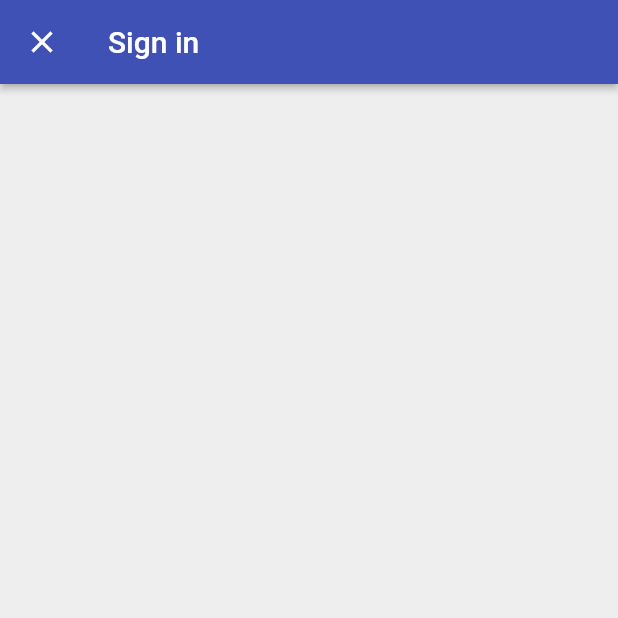
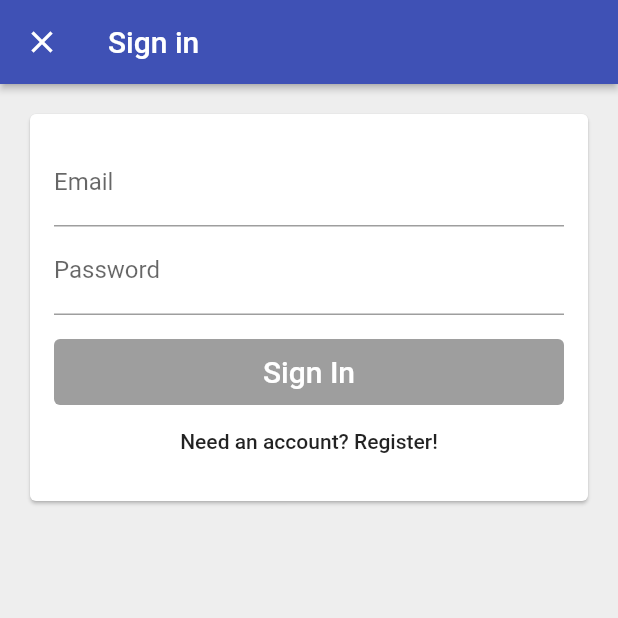
Before and after one commit to feharaujo/time_tracker_flutter, a Flutter app: the screen it shows after launch, after a tap on "Sign in with email", on a phone screen of 412 x 824 dp, the top half of it. Run offline on Flutter 3.47's test engine with Material 2 defaults, Android fonts, the phone set to English and light mode, and no system bars; our stand-ins replace firebase_auth, google_sign_in; missing offline and left inert: flutter_facebook_login; accounts and stored records are empty.

Commit message:
Auth (login and sign up)

```diff
--- /dev/null
+++ b/lib/app/sign_in/email_sign_in_form.dart
@@ -0,0 +1,171 @@
+import 'dart:io';
+
+import 'package:flutter/material.dart';
+import 'package:time_tracker_flutter_course/app/sign_in/validators.dart';
+import 'package:time_tracker_flutter_course/app/strings.dart';
+import 'package:time_tracker_flutter_course/common_widgets/form_submit_button.dart';
+import 'package:time_tracker_flutter_course/common_widgets/platform_alert_dialog.dart';
+import 'package:time_tracker_flutter_course/services/Auth.dart';
+
+enum EmailSignInFormType { signIn, register }
+
+class EmailSignInForm extends StatefulWidget with EmailAndPasswordValidators {
+  final AuthBase auth;
+
+  EmailSignInForm({@required this.auth});
+
+  @override
+  _EmailSignInFormState createState() => _EmailSignInFormState();
+}
+
+class _EmailSignInFormState extends State<EmailSignInForm> {
+  final _emailController = TextEditingController();
+  final _passwordController = TextEditingController();
+  final _emailFocusNode = FocusNode();
+  final _passwordFocusNode = FocusNode();
+
+  String get _email => _emailController.text;
+
+  String get _password => _passwordController.text;
+  var _formType = EmailSignInFormType.signIn;
+  bool _submitted = false;
+  bool _isLoading = false;
+
+  @override
+  Widget build(BuildContext context) {
+    return Padding(
+      padding: const EdgeInsets.all(16.0),
+      child: Column(
+        crossAxisAlignment: CrossAxisAlignment.stretch,
+        key: Key("main"),
+        mainAxisSize: MainAxisSize.min,
+        children: _buildChildren(),
+      ),
+    );
+  }
+
+  List<Widget> _buildChildren() {
+    final primaryText =
+        _formType == EmailSignInFormType.signIn ? BTN_SIGN_IN : BTN_REGISTER;
+    final secondaryText = _formType == EmailSignInFormType.signIn
+        ? BTN_SEC_REGISTER
+        : BTN_SEC_SIGN_IN;
+
+    bool submitButtonEnabled = widget.emailValidator.isValid(_email) &&
+        widget.passwordValidator.isValid(_password) &&
+        !_isLoading;
+
+    return [
+      _buildEmailTextField(),
+      _buildPasswordTextField(),
+      SizedBox(
+        height: 16,
+      ),
+      FormSubmitButton(
+        text: primaryText,
+        onPressed: submitButtonEnabled ? _submitForm : null,
+      ),
+      FlatButton(
+        child: Text(secondaryText),
+        onPressed: !_isLoading ? _toggleFormType : null,
+      )
+    ];
+  }
+
+  Widget _buildEmailTextField() {
+    bool showErrorText = _submitted && !widget.emailValidator.isValid(_email);
+
+    return TextField(
+      controller: _emailController,
+      focusNode: _emailFocusNode,
+      onEditingComplete: _emailEditingComplete,
+      autocorrect: false,
+      onChanged: (email) => _updateState(),
+      keyboardType: TextInputType.emailAddress,
+      textInputAction: TextInputAction.next,
+      decoration: InputDecoration(
+          labelText: "Email",
+          hintText: "test@test.com",
+          enabled: _isLoading == false,
+          errorText: showErrorText ? widget.invalidEmailErrorText : null),
+    );
+  }
+
+  Widget _buildPasswordTextField() {
+    bool showErrorText =
+        _submitted && !widget.passwordValidator.isValid(_password);
+
+    return TextField(
+      controller: _passwordController,
+      focusNode: _passwordFocusNode,
+      decoration: InputDecoration(
+          labelText: "Password",
+          enabled: _isLoading == false,
+          errorText: showErrorText ? widget.invalidPasswordErrorText : null),
+      textInputAction: TextInputAction.done,
+      onChanged: (passwd) => _updateState(),
+      obscureText: true,
+    );
+  }
+
+  void _submitForm() async {
+    print("submitted call");
+
+    setState(() {
+      _submitted = true;
+      _isLoading = true;
+    });
+
+    try {
+      // simulate slow network
+      //await Future.delayed(Duration(seconds: 3));
+
+      if (_formType == EmailSignInFormType.signIn) {
+        await widget.auth.signInWithEmailAndPassword(_email, _password);
+      } else {
+        await widget.auth.createUserWithEmailAndPassword(_email, _password);
+      }
+
+      Navigator.of(context).pop();
+    } catch (ex) {
+      print(ex.toString());
+
+      PlatformAlertDialog(
+        title: "Sign in failed",
+        content: ex.toString(),
+        defaultActionText: "OK",
+      ).show(context);
+
+    } finally {
+      setState(() {
+        _isLoading = false;
+      });
+    }
+  }
+
+  void _toggleFormType() {
+    setState(() {
+      _submitted = false;
+      _formType = _formType == EmailSignInFormType.signIn
+          ? EmailSignInFormType.register
+          : EmailSignInFormType.signIn;
+    });
+
+    _emailController.clear();
+    _passwordController.clear();
+  }
+
+  void _emailEditingComplete() {
+    final newFocus = widget.emailValidator.isValid(_email)
+        ? _passwordFocusNode
+        : _emailFocusNode;
+
+    FocusScope.of(context).requestFocus(newFocus);
+  }
+
+  void _updateState() {
+    setState(() {
+      // do nothing
+    });
+  }
+}
--- a/lib/app/sign_in/email_sign_page.dart
+++ b/lib/app/sign_in/email_sign_page.dart
@@ -1,6 +1,12 @@
 import 'package:flutter/material.dart';
+import 'package:time_tracker_flutter_course/app/sign_in/email_sign_in_form.dart';
+import 'package:time_tracker_flutter_course/services/Auth.dart';
 
 class EmailSignInPage extends StatelessWidget {
+
+  final AuthBase auth;
+
+  EmailSignInPage({@required this.auth});
 
   @override
   Widget build(BuildContext context) {
@@ -9,12 +15,14 @@ class EmailSignInPage extends StatelessWidget {
         title: Text('Sign in'),
         elevation: 2.0,
       ),
-      body: _buildContent(context),
+      body: SingleChildScrollView(
+        child: Padding(
+          child: Card(child: EmailSignInForm(auth: auth,)),
+          padding: EdgeInsets.all(16.0),
+        ),
+      ),
       backgroundColor: Colors.grey[200],
     );
   }
 
-  Widget _buildContent(BuildContext context) {
-    return Container();
-  }
 }
--- a/lib/app/sign_in/sign_in_page.dart
+++ b/lib/app/sign_in/sign_in_page.dart
@@ -42,7 +42,7 @@ class SignInPage extends StatelessWidget {
     Navigator.of(context).push(
       MaterialPageRoute<void>(
         fullscreenDialog: true,
-        builder: (context) => EmailSignInPage()
+        builder: (context) => EmailSignInPage(auth: auth,)
       )
     );
   }
--- /dev/null
+++ b/lib/app/sign_in/validators.dart
@@ -0,0 +1,24 @@
+
+abstract class StringValidator {
+
+  bool isValid(String value);
+
+}
+
+class NonEmptyStringValidator implements StringValidator {
+
+  @override
+  bool isValid(String value) {
+    return value.isNotEmpty;
+  }
+
+}
+
+class EmailAndPasswordValidators {
+
+  final StringValidator emailValidator = NonEmptyStringValidator();
+  final StringValidator passwordValidator = NonEmptyStringValidator();
+  final String invalidEmailErrorText = 'Email can\'t be empty';
+  final String invalidPasswordErrorText = 'Password can\'t be empty';
+
+}
--- /dev/null
+++ b/lib/app/strings.dart
@@ -0,0 +1,5 @@
+const BTN_SIGN_IN = "Sign In";
+const BTN_REGISTER = "Register";
+
+const BTN_SEC_REGISTER = "Need an account? Register!";
+const BTN_SEC_SIGN_IN = "Have an account? Sign in!";
--- /dev/null
+++ b/lib/common_widgets/form_submit_button.dart
@@ -0,0 +1,16 @@
+import 'package:flutter/cupertino.dart';
+import 'package:flutter/material.dart';
+import 'package:time_tracker_flutter_course/common_widgets/custom_raised_button.dart';
+
+class FormSubmitButton extends CustomRaisedButton {
+  FormSubmitButton({@required String text, VoidCallback onPressed})
+      : super(
+            child: Text(
+              text,
+              style: TextStyle(color: Colors.white, fontSize: 20.0),
+            ),
+            height: 44.0,
+            color: Colors.indigo,
+            borderRadius: 4.0,
+            onPressed: onPressed);
+}
--- /dev/null
+++ b/lib/common_widgets/platform_alert_dialog.dart
@@ -0,0 +1,82 @@
+import 'dart:io';
+
+import 'package:flutter/cupertino.dart';
+import 'package:flutter/material.dart';
+import 'package:time_tracker_flutter_course/common_widgets/platform_widget.dart';
+
+class PlatformAlertDialog extends PlatformWidget {
+  final String title;
+  final String content;
+  final String defaultActionText;
+
+  PlatformAlertDialog({
+    @required this.title,
+    @required this.content,
+    @required this.defaultActionText,
+  })  : assert(title != null),
+        assert(content != null),
+        assert(defaultActionText != null);
+
+  Future<bool> show(BuildContext context) async {
+    return Platform.isIOS
+        ? await showCupertinoDialog<bool>(
+            context: context,
+            builder: (context) => this,
+          )
+        : await showDialog<bool>(
+            context: context,
+            barrierDismissible: false,
+            builder: (context) => this,
+          );
+  }
+
+  @override
+  Widget buildCupertinoWidget(BuildContext context) {
+    return CupertinoAlertDialog(
+      title: Text(title),
+      content: Text(content),
+      actions: _buildActions(context),
+    );
+  }
+
+  @override
+  Widget buildMaterialWidget(BuildContext context) {
+    return AlertDialog(
+      title: Text(title),
+      content: Text(content),
+      actions: _buildActions(context),
+    );
+  }
+
+  List<Widget> _buildActions(BuildContext context) {
+    return [
+      PlatformAlertDialogAction(
+        child: Text(defaultActionText),
+        onPressed: () => Navigator.of(context).pop(),
+      )
+    ];
+  }
+}
+
+class PlatformAlertDialogAction extends PlatformWidget {
+  final Widget child;
+  final VoidCallback onPressed;
+
+  PlatformAlertDialogAction({this.child, this.onPressed});
+
+  @override
+  Widget buildCupertinoWidget(BuildContext context) {
+    return CupertinoDialogAction(
+      child: child,
+      onPressed: onPressed,
+    );
+  }
+
+  @override
+  Widget buildMaterialWidget(BuildContext context) {
+    return FlatButton(
+      child: child,
+      onPressed: onPressed,
+    );
+  }
+}
--- a/lib/services/Auth.dart
+++ b/lib/services/Auth.dart
@@ -21,6 +21,10 @@ abstract class AuthBase {
   Future<User> signInWithGoogle();
 
   Future<User> signInWithFacebook();
+
+  Future<User> signInWithEmailAndPassword(String email, String password);
+
+  Future<User> createUserWithEmailAndPassword(String email, String password);
 
   Stream<User> get onAuthStateChanged;
 }
@@ -68,7 +72,8 @@ class Auth implements AuthBase {
 
   Future<User> signInWithFacebook() async {
     final facebookLogin = FacebookLogin();
-    FacebookLoginResult result = await facebookLogin.logIn(['public_profile', 'email']);
+    FacebookLoginResult result =
+        await facebookLogin.logIn(['public_profile', 'email']);
     if (result.accessToken != null) {
       var token = result.accessToken.token;
       AuthResult authResult = await _firebaseAuth.signInWithCredential(
@@ -78,6 +83,19 @@ class Auth implements AuthBase {
     } else {
       throw StateError('Missing Facebook access Token');
     }
+  }
+
+  Future<User> signInWithEmailAndPassword(String email, String password) async {
+    AuthResult authResult = await _firebaseAuth.signInWithEmailAndPassword(
+        email: email, password: password);
+    return _userFromFirebase(authResult.user);
+  }
+
+  Future<User> createUserWithEmailAndPassword(
+      String email, String password) async {
+    AuthResult authResult = await _firebaseAuth.createUserWithEmailAndPassword(
+        email: email, password: password);
+    return _userFromFirebase(authResult.user);
   }
 
   Future<void> signOut() async {
```
Also changed, not shown: lib/common_widgets/platform_widget.dart (added, +17 -0 lines), 1 other file.
